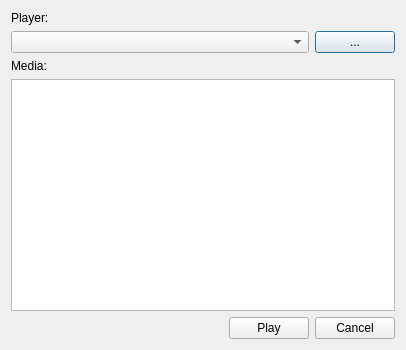
First picture: the form in src/client/externalplaydialog.ui, repository missdeer/imchenwen, before the edit.
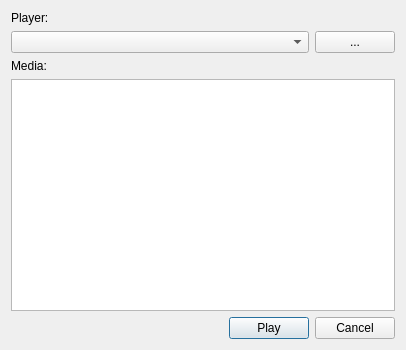
Second picture: the form after the edit.

```diff
--- a/src/client/externalplaydialog.ui
+++ b/src/client/externalplaydialog.ui
@@ -65,6 +65,9 @@
        <property name="text">
         <string>Play</string>
        </property>
+       <property name="default">
+        <bool>true</bool>
+       </property>
       </widget>
      </item>
      <item>
```
